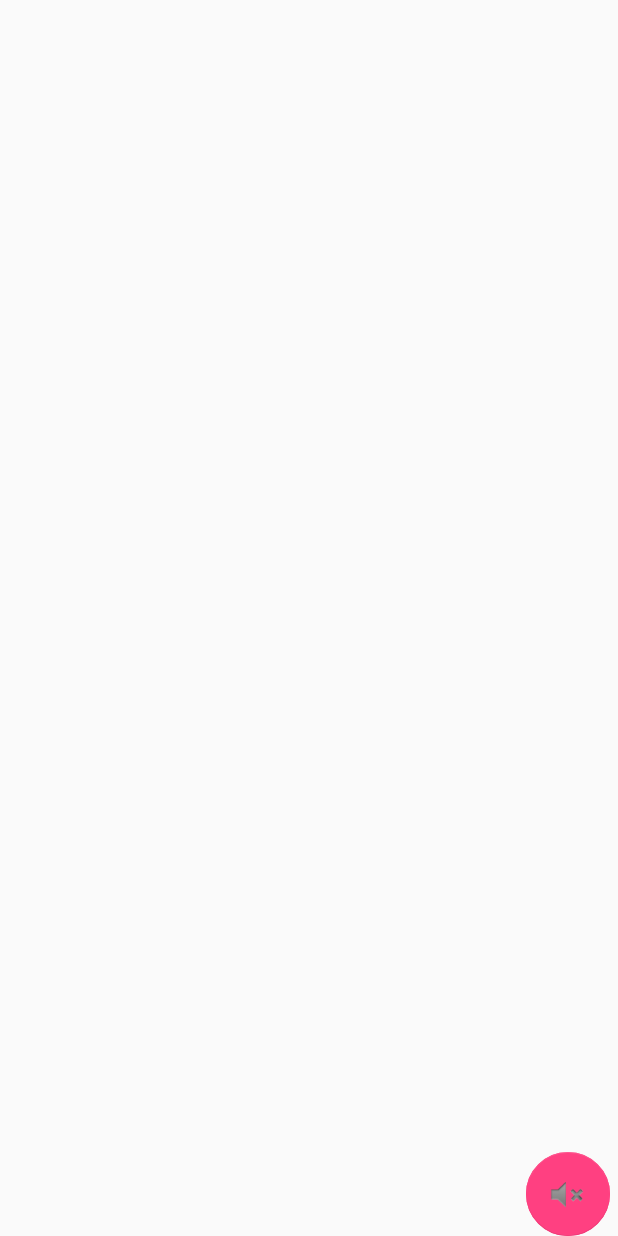
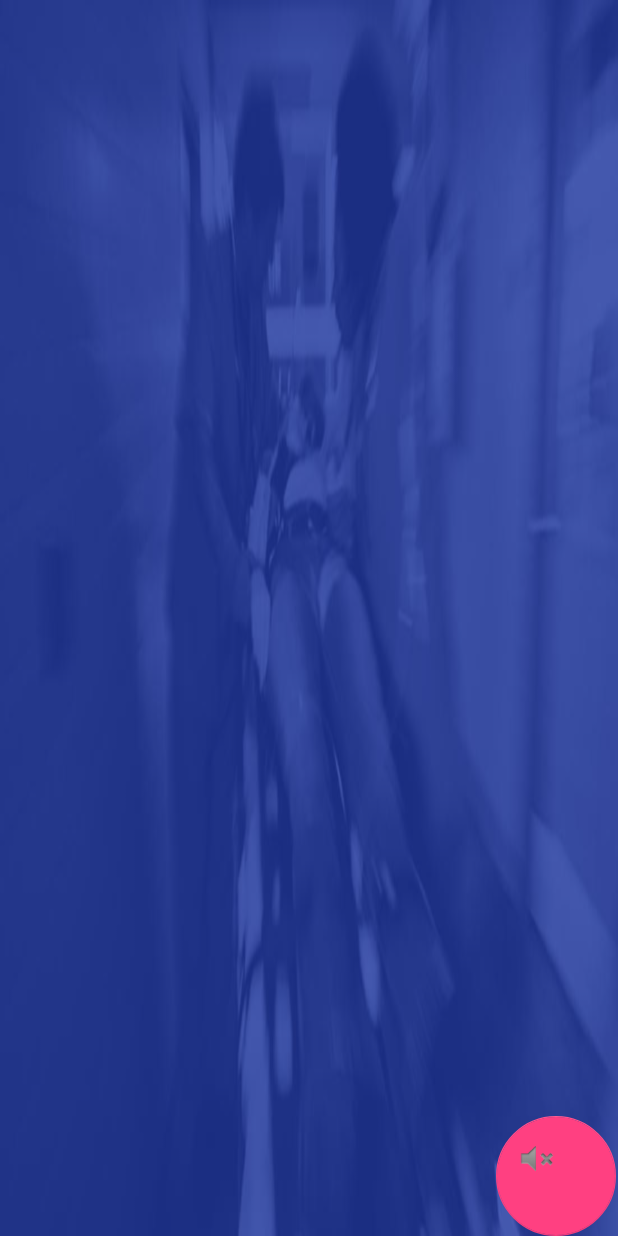
Before and after one commit to HUFGhani/Emergency-Airways, an Android app: the AlgorithmStepFragment screen opened directly, with no data from a screen before it, on a phone screen of 412 x 824 dp. Run offline under Robolectric (Android 15) with nearby library versions, the phone set to English and light mode, and no system bars; libraries missing offline, so code that uses them is left out: edu.cmu.pocketsphinx; 12 statements that could not run were skipped.

Commit message:
update the ui

```diff
--- a/app/src/main/res/layout/activity_main.xml
+++ b/app/src/main/res/layout/activity_main.xml
@@ -1,28 +1,33 @@
 <?xml version="1.0" encoding="utf-8"?>
 <layout xmlns:android="http://schemas.android.com/apk/res/android">
-    <data />
+
     <RelativeLayout
         android:layout_width="match_parent"
-        android:layout_height="match_parent">
+        android:layout_height="match_parent"
+        android:background="@drawable/bg">
 
         <Button
             android:id="@+id/btntracheostomy_algorithm"
-            android:layout_width="wrap_content"
+            android:layout_width="318dp"
             android:layout_height="wrap_content"
             android:layout_alignParentTop="true"
             android:layout_centerHorizontal="true"
             android:layout_marginTop="156dp"
-            android:text="@string/tracheostomy_algorithm" />
+            android:background="?attr/colorAccent"
+            android:text="@string/tracheostomy_algorithm"
+            android:textColor="@android:color/white" />
 
         <Button
             android:id="@+id/btnlaryngectomy_algorithm"
-            android:layout_width="wrap_content"
+            android:layout_width="318dp"
             android:layout_height="wrap_content"
             android:layout_alignLeft="@+id/btntracheostomy_algorithm"
             android:layout_alignParentBottom="true"
             android:layout_alignStart="@+id/btntracheostomy_algorithm"
             android:layout_marginBottom="106dp"
-            android:text="@string/laryngectomy_algorithm" />
+            android:background="?attr/colorAccent"
+            android:text="@string/laryngectomy_algorithm"
+            android:textColor="@android:color/white" />
 
     </RelativeLayout>
 </layout>
--- a/app/src/main/res/layout/content_alogrithm.xml
+++ b/app/src/main/res/layout/content_alogrithm.xml
@@ -6,4 +6,4 @@
     android:layout_width="match_parent"
     android:layout_height="match_parent"
     app:layout_behavior="@string/appbar_scrolling_view_behavior"
-    tools:layout="@layout/fragment_alogrithm" />
+    tools:layout="@layout/fragment_alogrithm"/>
--- a/app/src/main/res/layout/fragment_alogrithm.xml
+++ b/app/src/main/res/layout/fragment_alogrithm.xml
@@ -4,6 +4,7 @@
     xmlns:tools="http://schemas.android.com/tools"
     android:layout_width="match_parent"
     android:layout_height="match_parent"
+    android:background="@drawable/bg"
     tools:context=".ui.fragment.AlgorithmStepFragment"
     tools:layout_editor_absoluteY="81dp"
     tools:showIn="@layout/activity_alogrithm">
@@ -12,14 +13,18 @@
     <LinearLayout
         android:layout_width="match_parent"
         android:layout_height="match_parent"
+        android:background="#7f2f33c1"
         android:orientation="vertical">
 
         <TextView
             android:id="@+id/algorithmTitle"
             android:layout_width="match_parent"
-            android:layout_height="wrap_content"
+            android:layout_height="60dp"
+            android:enabled="false"
+            android:fadingEdge="none|horizontal"
             android:gravity="center"
-            android:text="" />
+            android:text=""
+            android:textColor="?android:attr/detailsElementBackground" />
 
         <ScrollView
             android:layout_width="match_parent"
@@ -32,19 +37,29 @@
                 android:layout_height="wrap_content"
                 android:orientation="vertical">
 
+                <Space
+                    android:layout_width="match_parent"
+                    android:layout_height="38dp" />
+
                 <TextView
                     android:id="@+id/stepTitle"
                     android:layout_width="match_parent"
-                    android:layout_height="wrap_content"
+                    android:layout_height="58dp"
                     android:gravity="center"
-                    android:text="" />
+                    android:text=""
+                    android:textColor="?android:attr/detailsElementBackground" />
+
+                <Space
+                    android:layout_width="match_parent"
+                    android:layout_height="69dp" />
 
                 <TextView
                     android:id="@+id/stepContent"
                     android:layout_width="match_parent"
-                    android:layout_height="wrap_content"
+                    android:layout_height="57dp"
                     android:gravity="center"
-                    android:text="" />
+                    android:text=""
+                    android:textColor="?android:attr/detailsElementBackground" />
 
             </LinearLayout>
         </ScrollView>
@@ -52,19 +67,25 @@
         <TextView
             android:id="@+id/stepQuestion"
             android:layout_width="match_parent"
-            android:layout_height="144dp"
+            android:layout_height="69dp"
             android:gravity="center"
-            android:text="" />
+            android:text=""
+            android:textColor="?android:attr/detailsElementBackground" />
+
+        <Space
+            android:layout_width="match_parent"
+            android:layout_height="69dp"
+            android:background="#7f2f33c1" />
 
         <LinearLayout
             android:layout_width="match_parent"
-            android:layout_height="wrap_content"
+            android:layout_height="79dp"
             android:orientation="horizontal">
 
             <Button
                 android:id="@+id/btnBack"
                 android:layout_width="wrap_content"
-                android:layout_height="wrap_content"
+                android:layout_height="79dp"
                 android:layout_weight="1"
                 android:enabled="false"
                 android:text="@string/back"
@@ -73,7 +94,7 @@
             <Button
                 android:id="@+id/btnNo"
                 android:layout_width="wrap_content"
-                android:layout_height="wrap_content"
+                android:layout_height="match_parent"
                 android:layout_weight="1"
                 android:enabled="false"
                 android:text="@string/no"
@@ -82,7 +103,7 @@
             <Button
                 android:id="@+id/btnYes"
                 android:layout_width="wrap_content"
-                android:layout_height="wrap_content"
+                android:layout_height="79dp"
                 android:layout_weight="1"
                 android:enabled="false"
                 android:text="@string/yes"
@@ -92,20 +113,19 @@
 
         <LinearLayout
             android:layout_width="match_parent"
-            android:layout_height="match_parent"
-            android:orientation="horizontal">
+            android:layout_height="match_parent">
 
             <Space
-                android:layout_width="wrap_content"
-                android:layout_height="wrap_content"
-                android:layout_weight="70" />
-
+                android:layout_width="261dp"
+                android:layout_height="match_parent"
+                android:layout_weight="70"
+                android:background="#7f2f33c1" />
 
 
             <android.support.design.widget.FloatingActionButton
                 android:id="@+id/textToSpeach"
-                android:layout_width="match_parent"
-                android:layout_height="wrap_content"
+                android:layout_width="235dp"
+                android:layout_height="80dp"
                 android:layout_gravity="bottom|right"
                 android:layout_weight="1"
                 android:clickable="true"
```
Also changed, not shown: app/src/main/java/io/github/hufghani/emergencyairways/ui/fragment/AlgorithmStepFragment.java (+5 -3 lines), app/src/main/res/drawable/bg.jpg (added).
